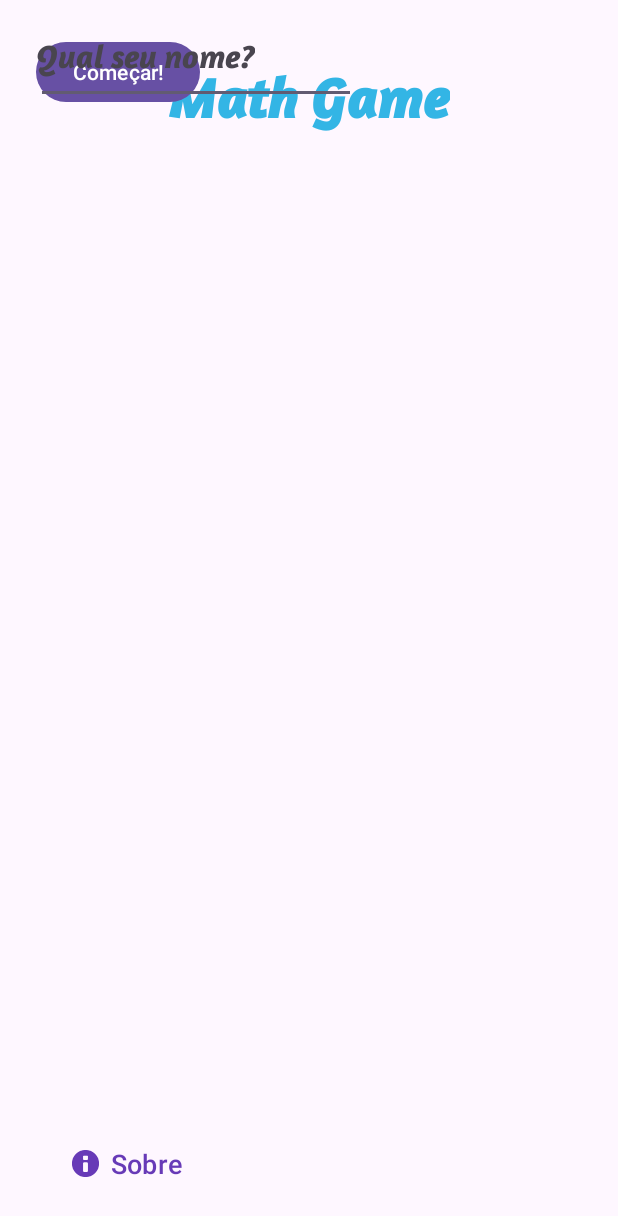
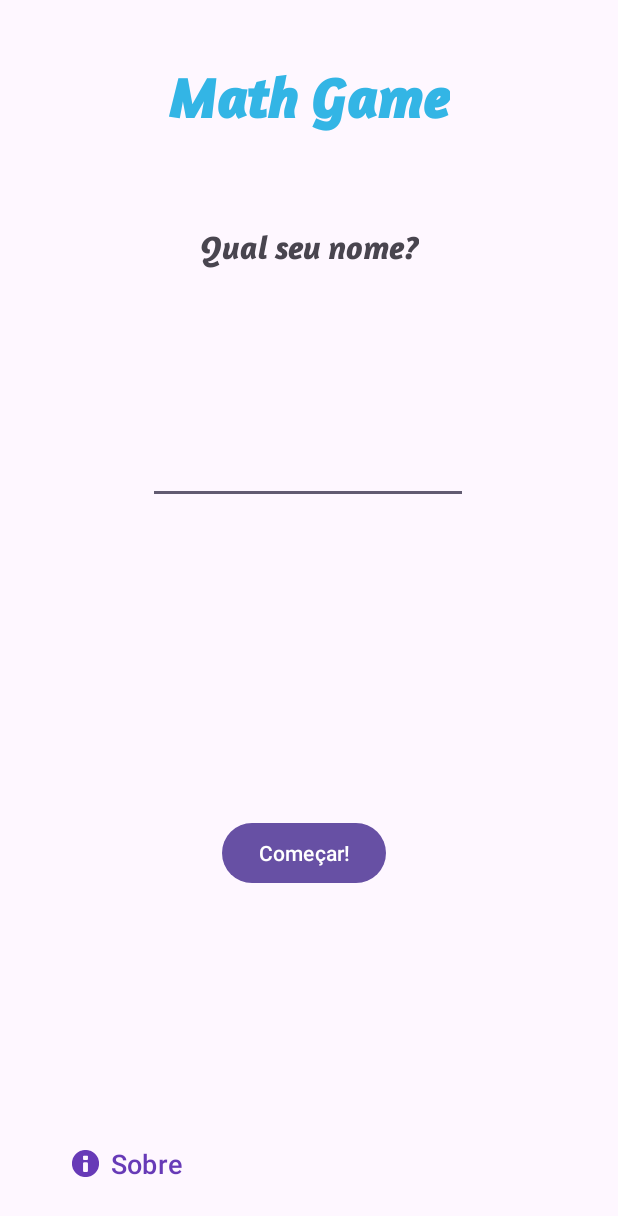
Before and after one commit to Salgado2004/mobile_ufpr_trabalho_1, an Android app: the screen it shows after launch (MainActivity), on a phone screen of 412 x 824 dp. Shown: the top 1216 px of the screen. Run offline under Robolectric (Android 15) with nearby library versions, the phone set to English and light mode, and no system bars; Roboto replaces fonts that are not available here.

```diff
--- a/app/build.gradle.kts
+++ b/app/build.gradle.kts
@@ -1,6 +1,7 @@
 plugins {
     alias(libs.plugins.android.application)
     alias(libs.plugins.kotlin.android)
+    id("kotlin-parcelize")
 }
 
 android {
@@ -42,6 +43,8 @@ dependencies {
     implementation(libs.material)
     implementation(libs.androidx.activity)
     implementation(libs.androidx.constraintlayout)
+    implementation(libs.firebase.firestore.ktx)
+    implementation(libs.androidx.games.activity)
     testImplementation(libs.junit)
     androidTestImplementation(libs.androidx.junit)
     androidTestImplementation(libs.androidx.espresso.core)
--- a/app/src/main/java/br/ufpr/mobile/trabalho1/MainActivity.kt
+++ b/app/src/main/java/br/ufpr/mobile/trabalho1/MainActivity.kt
@@ -9,6 +9,7 @@ import androidx.appcompat.app.AppCompatActivity
 import androidx.core.view.ViewCompat
 import androidx.core.view.WindowInsetsCompat
 import br.ufpr.mobile.trabalho1.activity.CreatorsActivity
+import br.ufpr.mobile.trabalho1.activity.GameActivity
 
 class MainActivity : AppCompatActivity() {
     override fun onCreate(savedInstanceState: Bundle?) {
@@ -33,6 +34,8 @@ class MainActivity : AppCompatActivity() {
 
         val name = nameImput.text.toString()
 
+        var user = User(name,0)
+
         intent.putExtra("userName", name)
 
         startActivity(intent)
--- a/app/src/main/res/layout/activity_main.xml
+++ b/app/src/main/res/layout/activity_main.xml
@@ -9,6 +9,7 @@
     tools:context=".MainActivity">
 
     <TextView
+        android:id="@+id/textView6"
         android:layout_width="wrap_content"
         android:layout_height="wrap_content"
         android:fontFamily="@font/amaranth_bold_italic"
@@ -41,10 +42,13 @@
         android:id="@+id/buttonStart"
         android:layout_width="wrap_content"
         android:layout_height="wrap_content"
+        android:layout_marginStart="124dp"
         android:onClick="startGame"
         android:text="Começar!"
-        tools:layout_editor_absoluteX="127dp"
-        tools:layout_editor_absoluteY="362dp" />
+        app:layout_constraintBottom_toBottomOf="parent"
+        app:layout_constraintStart_toStartOf="parent"
+        app:layout_constraintTop_toBottomOf="@+id/editTextNome"
+        app:layout_constraintVertical_bias="0.502" />
 
     <TextView
         android:id="@+id/textView5"
@@ -53,16 +57,22 @@
         android:fontFamily="@font/amaranth_bold_italic"
         android:text="Qual seu nome?"
         android:textSize="22sp"
-        tools:layout_editor_absoluteX="107dp"
-        tools:layout_editor_absoluteY="163dp" />
+        app:layout_constraintBottom_toBottomOf="parent"
+        app:layout_constraintEnd_toEndOf="parent"
+        app:layout_constraintStart_toStartOf="parent"
+        app:layout_constraintTop_toBottomOf="@+id/textView6"
+        app:layout_constraintVertical_bias="0.092" />
 
     <EditText
         android:id="@+id/editTextNome"
         android:layout_width="wrap_content"
         android:layout_height="wrap_content"
+        android:layout_marginTop="112dp"
         android:ems="10"
         android:inputType="text"
-        tools:layout_editor_absoluteX="79dp"
-        tools:layout_editor_absoluteY="242dp" />
+        app:layout_constraintEnd_toEndOf="parent"
+        app:layout_constraintHorizontal_bias="0.496"
+        app:layout_constraintStart_toStartOf="parent"
+        app:layout_constraintTop_toBottomOf="@+id/textView5" />
 
 </androidx.constraintlayout.widget.ConstraintLayout>
--- a/gradle/libs.versions.toml
+++ b/gradle/libs.versions.toml
@@ -9,6 +9,8 @@ appcompat = "1.7.0"
 material = "1.12.0"
 activity = "1.10.1"
 constraintlayout = "2.2.1"
+firebaseFirestoreKtx = "25.1.3"
+gamesActivity = "4.0.0"
 
 [libraries]
 androidx-core-ktx = { group = "androidx.core", name = "core-ktx", version.ref = "coreKtx" }
@@ -19,6 +21,8 @@ androidx-appcompat = { group = "androidx.appcompat", name = "appcompat", version
 material = { group = "com.google.android.material", name = "material", version.ref = "material" }
 androidx-activity = { group = "androidx.activity", name = "activity", version.ref = "activity" }
 androidx-constraintlayout = { group = "androidx.constraintlayout", name = "constraintlayout", version.ref = "constraintlayout" }
+firebase-firestore-ktx = { group = "com.google.firebase", name = "firebase-firestore-ktx", version.ref = "firebaseFirestoreKtx" }
+androidx-games-activity = { group = "androidx.games", name = "games-activity", version.ref = "gamesActivity" }
 
 [plugins]
 android-application = { id = "com.android.application", version.ref = "agp" }
```
Also changed, not shown: app/src/main/java/br/ufpr/mobile/trabalho1/User.kt (added, +10 -0 lines).
